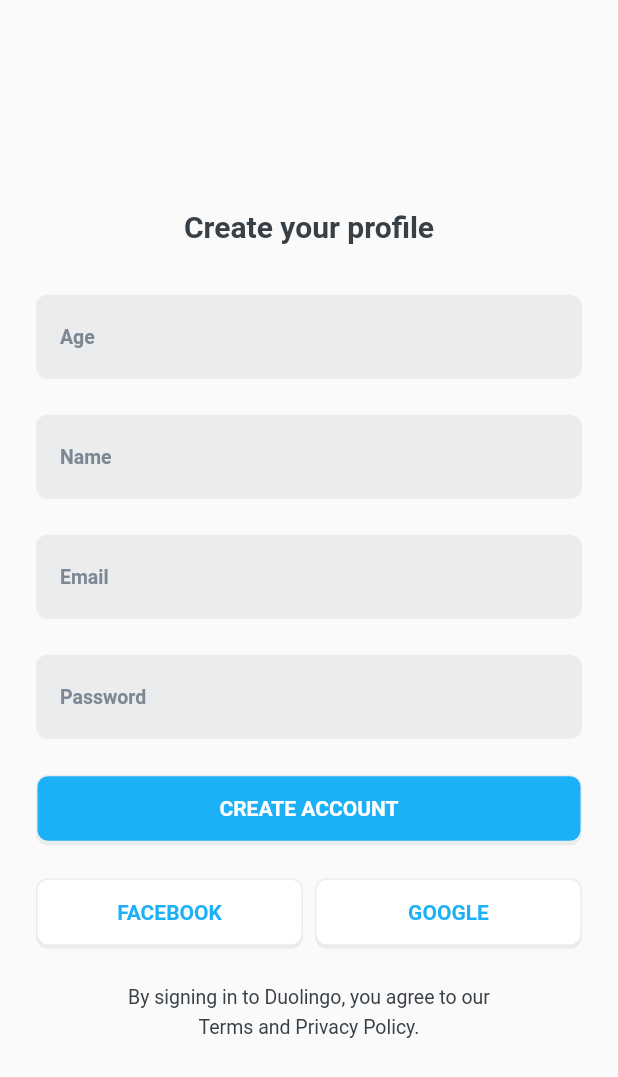
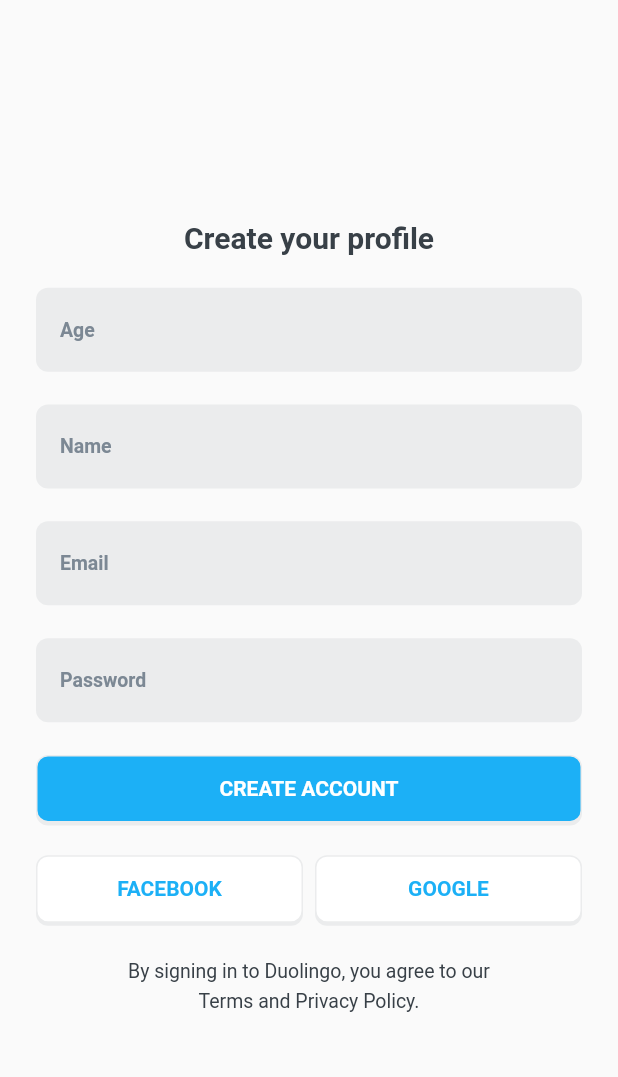
Before and after one commit to nguyenquan123vn/duolingo_event_flutter, a Flutter app: the screen it shows after launch, on a phone screen of 412 x 824 dp. Shown: the top 1077 px of the screen. Run offline on Flutter 3.47's test engine with Material 2 defaults, Android fonts, the phone set to English and light mode, and no system bars.

Commit message:
Remove abundant codes

```diff
--- a/lib/screens/authentication/signup.dart
+++ b/lib/screens/authentication/signup.dart
@@ -17,29 +17,24 @@ class _SignUp extends State<SignUp> {
     return Scaffold(
       body: Padding(
         padding: const EdgeInsets.only(left: 24.0, right: 24.0),
+        child: Center(
           child: Container(
+            height: 530.0,
             child: Column(
-            mainAxisAlignment: MainAxisAlignment.center,
+              mainAxisAlignment: MainAxisAlignment.spaceBetween,
               children: <Widget>[
                 Container(
-                padding: EdgeInsets.all(10),
                   child: Text("Create your profile", style: headerTextStyle),
                 ),
-              SizedBox(height: 24.0),
                 InputBuilder(label: "Age"),
-              SizedBox(height: 24.0),
                 InputBuilder(label: "Name"),
-              SizedBox(height: 24.0),
                 InputBuilder(label: "Email"),
-              SizedBox(height: 24.0),
                 InputBuilder(label: "Password"),
-              SizedBox(height: 24.0),
                 Button(label: "CREATE ACCOUNT", type: "PRIMARY"),
-              SizedBox(height: 24.0),
                 SocialLoginButtons(),
-              SizedBox(height: 24.0),
                 AgreeTermsContainer(),
               ],
+            ),
           ),
         ),
       ),
```
Also changed, not shown: lib/screens/authentication/logIn.dart (+4 -8 lines). Lines whose indentation alone changed are shown as unchanged.
